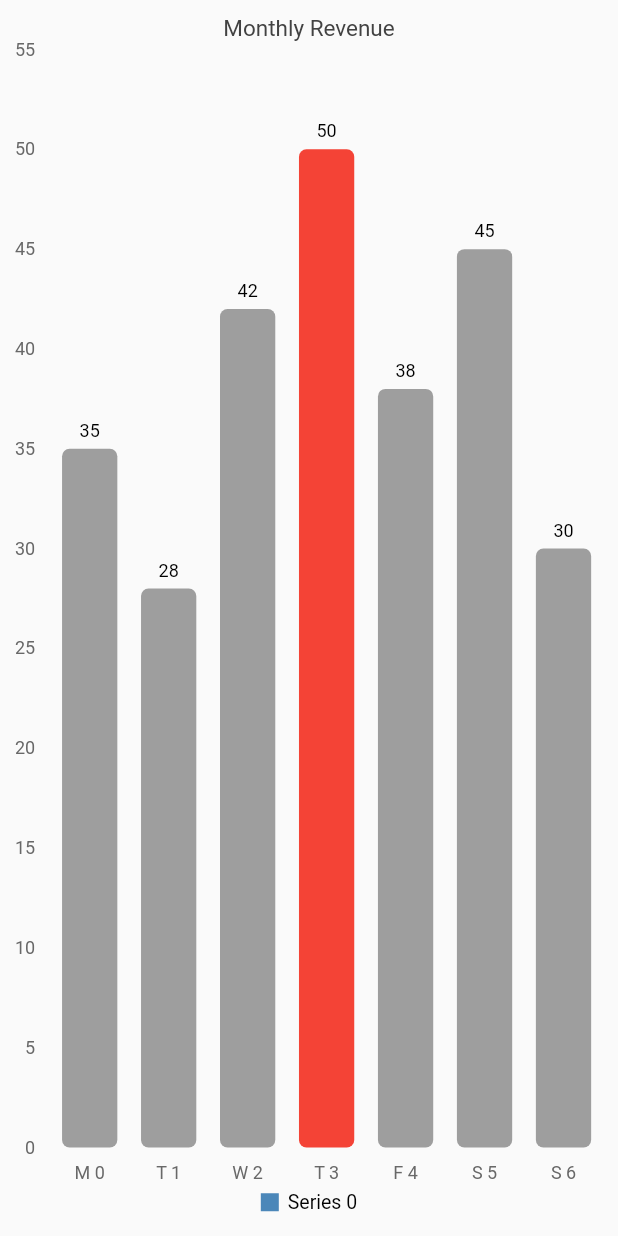
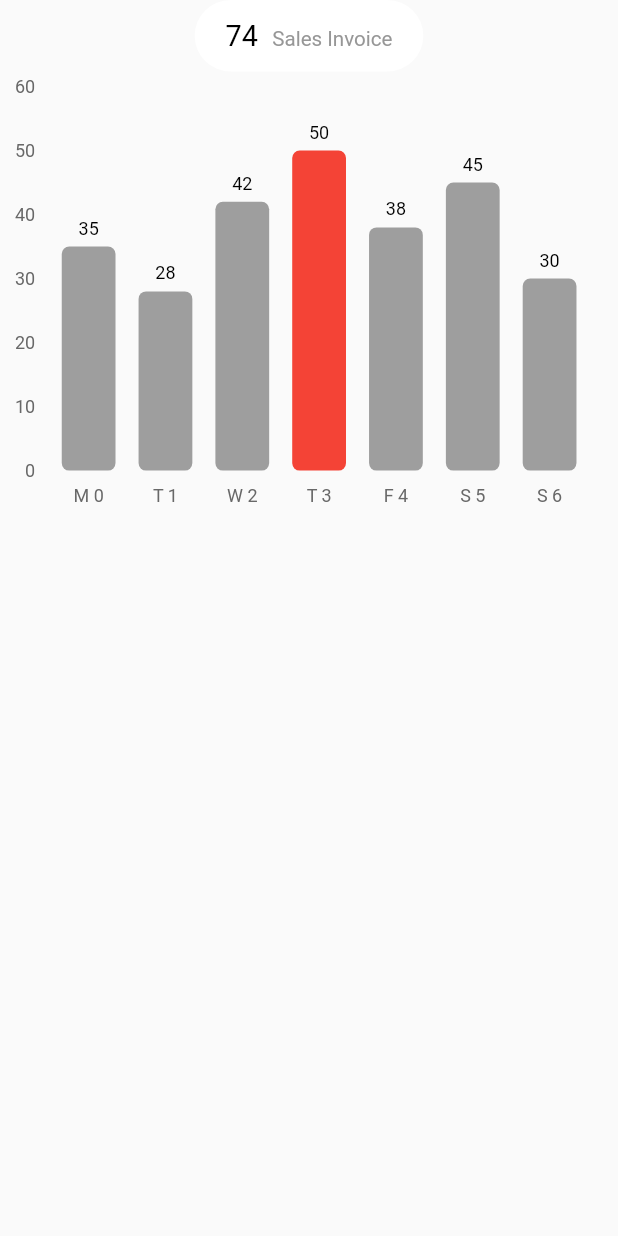
Before and after one commit to AbdelHamidFathy/CubitERP-CleanArch, a Flutter app: the Chart widget shown alone on an empty page, opened directly, on a phone screen of 412 x 824 dp. Run offline on Flutter 3.47's test engine with Material 3 defaults, Android fonts, the phone set to English and light mode, and no system bars; our stand-ins replace dartz, dio, equatable, flutter_bloc, flutter_svg, get_it and 3 more; missing offline and left inert: linear_progress_bar.

Commit message:
Edit home chart

```diff
--- a/lib/core/utils/app_strings.dart
+++ b/lib/core/utils/app_strings.dart
@@ -23,8 +23,9 @@ class AppStrings {
   static const String transactions = "Transactions";
   static const String reports = "Reports";
   static const String lists = "Lists";
+  static const String contentType = "Content-Type";
   static const String search = "Search";
-  static const String contentType = "Content-Type";
+  static const String salesInvoice = "Sales Invoice";
   static const String applicationJson = "application/json";
   static const String serverFailure = "Server Failure";
   static const String cacheFailure = "Cache Failure";
--- a/lib/features/home/persentation/widgets/chart.dart
+++ b/lib/features/home/persentation/widgets/chart.dart
@@ -1,4 +1,8 @@
+import 'package:dexef_task/core/utils/app_colors.dart';
+import 'package:dexef_task/core/utils/app_strings.dart';
+import 'package:dexef_task/core/widgets/custom_text.dart';
 import 'package:flutter/material.dart';
+import 'package:sizer/sizer.dart';
 import 'package:syncfusion_flutter_charts/charts.dart';
 
 class Chart extends StatelessWidget {
@@ -16,7 +20,37 @@ class Chart extends StatelessWidget {
 
   @override
   Widget build(BuildContext context) {
-    return SfCartesianChart(
+    return Column(
+      crossAxisAlignment: CrossAxisAlignment.center,
+      children: [
+        Container(
+          padding: EdgeInsets.symmetric(horizontal: 5.w, vertical: 1.5.h),
+          decoration: BoxDecoration(
+            color: Colors.white,
+            borderRadius: BorderRadius.circular(30.0),
+          ),
+          child: Text.rich(
+            TextSpan(
+              children: <InlineSpan>[
+                TextSpan(
+                  text: "74  ",
+                  style: TextStyle(
+                    fontSize: 14.sp,
+                    color: Colors.black,
+                  ),
+                ),
+                TextSpan(
+                  text: AppStrings.salesInvoice,
+                  style: TextStyle(
+                    fontSize: 10.sp,
+                    color: AppColors.grey,
+                  ),
+                ),
+              ],
+            ),
+          ),
+        ),
+        SfCartesianChart(
           plotAreaBorderWidth: 0,
           primaryYAxis: const CategoryAxis(
             axisLine: AxisLine(width: 0),
@@ -26,14 +60,16 @@ class Chart extends StatelessWidget {
           ),
           primaryXAxis: const CategoryAxis(
             labelRotation: 0,
-        majorGridLines: MajorGridLines(width: 0,),
+            majorGridLines: MajorGridLines(
+              width: 0,
+            ),
             majorTickLines: MajorTickLines(width: 0),
             axisLine: AxisLine(width: 0),
           ),
-      title: const ChartTitle(text: "Monthly Revenue"),
           legend: const Legend(isVisible: true),
           series: <ColumnSeries<ChartData, String>>[
             ColumnSeries<ChartData, String>(
+              isVisibleInLegend: false,
               dataSource: chartData,
               xValueMapper: (ChartData data, int index) => '${data.day} $index',
               yValueMapper: (ChartData data, int index) => data.revenue,
@@ -48,8 +84,10 @@ class Chart extends StatelessWidget {
                   return Colors.grey;
                 }
               },
-          borderRadius: BorderRadius.circular(5), // Adjust the value as needed
+              borderRadius: BorderRadius.circular(5),
               dataLabelSettings: const DataLabelSettings(isVisible: true),
+            ),
+          ],
         ),
       ],
     );
```
Lines whose indentation alone changed are shown as unchanged.
